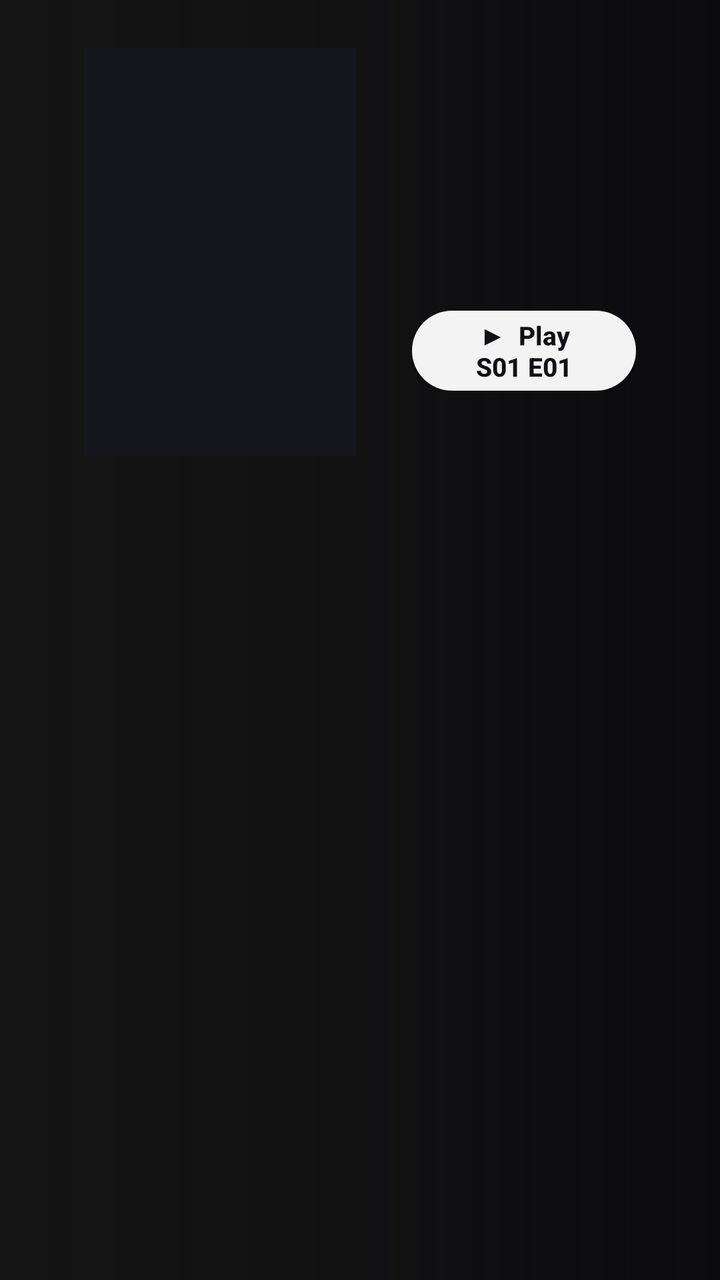
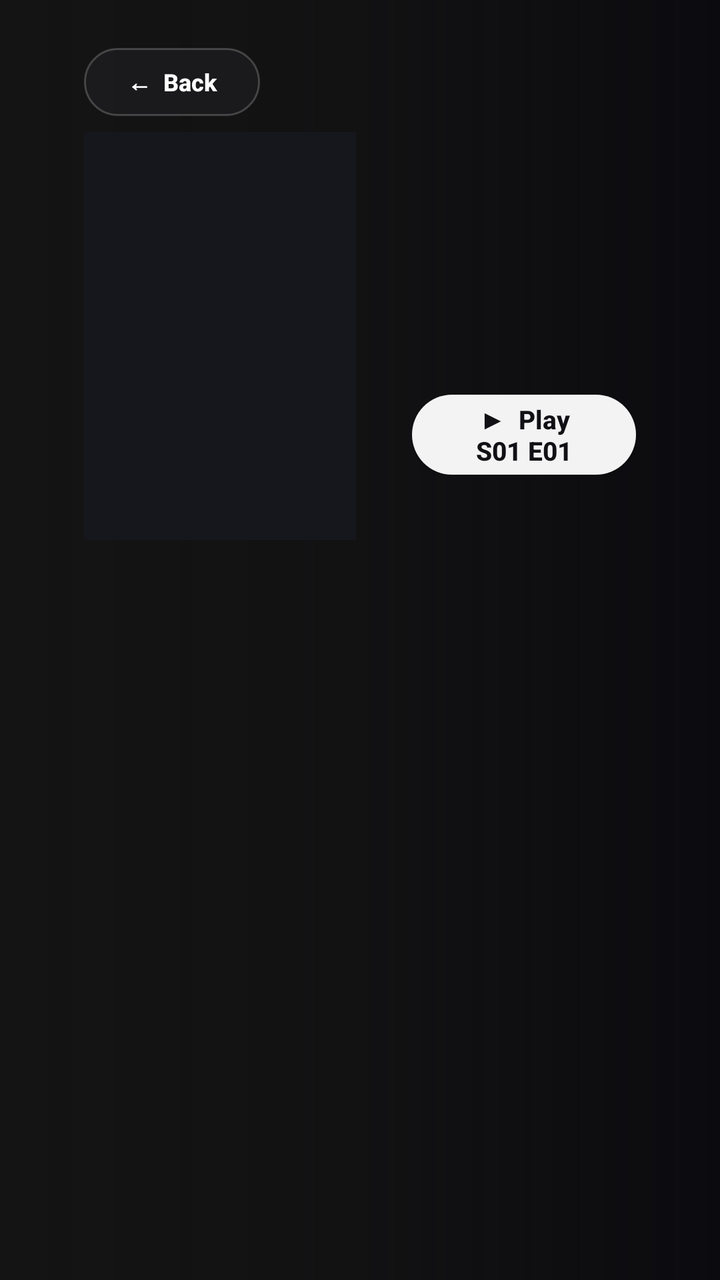

Compare the two renders of this Android layout. The source of the first and the diff that turns it into the second are given below.
<!-- AndroidManifest.xml: application theme Theme.PixelStreamer -->
<!-- res/layout/activity_show_detail.xml -->
<?xml version="1.0" encoding="utf-8"?>
<FrameLayout xmlns:android="http://schemas.android.com/apk/res/android"
    android:layout_width="match_parent"
    android:layout_height="match_parent"
    android:background="#0B0B0F">

    <ImageView
        android:id="@+id/showBackdrop"
        android:layout_width="match_parent"
        android:layout_height="match_parent"
        android:contentDescription="@null"
        android:scaleType="centerCrop" />

    <View
        android:layout_width="match_parent"
        android:layout_height="match_parent"
        android:background="#BD0B0B0F" />

    <View
        android:layout_width="match_parent"
        android:layout_height="match_parent"
        android:background="@drawable/bg_hero_gradient_horizontal" />

    <LinearLayout
        android:layout_width="match_parent"
        android:layout_height="match_parent"
        android:orientation="vertical"
        android:paddingStart="42dp"
        android:paddingTop="24dp"
        android:paddingEnd="42dp"
        android:paddingBottom="22dp">

        
        <LinearLayout
            android:layout_width="match_parent"
            android:layout_height="wrap_content"
            android:gravity="center_vertical"
            android:orientation="horizontal">

            <ImageView
                android:id="@+id/showPoster"
                android:layout_width="136dp"
                android:layout_height="204dp"
                android:background="@color/nf_surface"
                android:contentDescription="@null"
                android:foreground="@drawable/bg_card_focus_frame"
                android:scaleType="centerCrop" />

            <LinearLayout
                android:layout_width="0dp"
                android:layout_height="wrap_content"
                android:layout_marginStart="28dp"
                android:layout_weight="1"
                android:orientation="vertical">

                <ImageView
                    android:id="@+id/showTitleLogo"
                    android:layout_width="360dp"
                    android:layout_height="74dp"
                    android:layout_marginBottom="4dp"
                    android:adjustViewBounds="true"
                    android:contentDescription="@null"
                    android:scaleType="fitStart"
                    android:visibility="gone" />

                <TextView
                    android:id="@+id/showTitle"
                    android:layout_width="match_parent"
                    android:layout_height="wrap_content"
                    android:fontFamily="@font/pixel_bold"
                    android:textColor="#FFFFFF"
                    android:textSize="28sp" />

                <TextView
                    android:id="@+id/showMeta"
                    android:layout_width="match_parent"
                    android:layout_height="wrap_content"
                    android:layout_marginTop="4dp"
                    android:textColor="#46D369"
                    android:textSize="13sp"
                    android:textStyle="bold" />

                <TextView
                    android:id="@+id/showOverview"
                    android:layout_width="620dp"
                    android:layout_height="wrap_content"
                    android:layout_marginTop="8dp"
                    android:ellipsize="end"
                    android:lineSpacingMultiplier="1.15"
                    android:maxLines="3"
                    android:textColor="#B8B8C0"
                    android:textSize="13sp" />

                <LinearLayout
                    android:layout_width="wrap_content"
                    android:layout_height="wrap_content"
                    android:layout_marginTop="14dp"
                    android:orientation="horizontal">

                    <Button
                        android:id="@+id/btnShowPlayNext"
                        android:layout_width="wrap_content"
                        android:layout_height="40dp"
                        android:background="@drawable/bg_pill_white"
                        android:focusable="true"
                        android:paddingStart="22dp"
                        android:paddingEnd="22dp"
                        android:text="▶  Play S01 E01"
                        android:textAllCaps="false"
                        android:textColor="#111115"
                        android:textSize="13sp"
                        android:textStyle="bold" />

                    <Button
                        android:id="@+id/btnShowFix"
                        android:layout_width="wrap_content"
                        android:layout_height="40dp"
                        android:layout_marginStart="10dp"
                        android:background="@drawable/bg_pill_glass"
                        android:focusable="true"
                        android:paddingStart="16dp"
                        android:paddingEnd="16dp"
                        android:text="✎  Fix Show Art"
                        android:textAllCaps="false"
                        android:textColor="#FFFFFF"
                        android:textSize="13sp" />
                </LinearLayout>
            </LinearLayout>
        </LinearLayout>

        
        <androidx.recyclerview.widget.RecyclerView
            android:id="@+id/seasonsRecycler"
            android:layout_width="match_parent"
            android:layout_height="wrap_content"
            android:layout_marginTop="16dp"
            android:layout_marginBottom="10dp" />

        
        <androidx.recyclerview.widget.RecyclerView
            android:id="@+id/episodesRecycler"
            android:layout_width="match_parent"
            android:layout_height="0dp"
            android:layout_weight="1" />
    </LinearLayout>
</FrameLayout>
<!-- resources referenced by this layout -->
<resources>
  <color name="nf_surface">#16161D</color>
  <!-- drawable bg_card_focus_frame (drawable) -->
  <?xml version="1.0" encoding="utf-8"?>
  <selector xmlns:android="http://schemas.android.com/apk/res/android">
      <item android:state_focused="true">
          <shape android:shape="rectangle">
              <solid android:color="@android:color/transparent" />
              <corners android:radius="8dp" />
              <stroke android:width="3dp" android:color="#FFFFFF" />
          </shape>
      </item>
      <item>
          <shape android:shape="rectangle">
              <solid android:color="@android:color/transparent" />
              <corners android:radius="8dp" />
              <stroke android:width="1dp" android:color="#22FFFFFF" />
          </shape>
      </item>
  </selector>
  <!-- drawable bg_hero_gradient_horizontal (drawable) -->
  <?xml version="1.0" encoding="utf-8"?>
  <shape xmlns:android="http://schemas.android.com/apk/res/android" android:shape="rectangle">
      <gradient
          android:angle="0"
          android:startColor="#F5141414"
          android:centerColor="#B0141414"
          android:endColor="#00141414" />
  </shape>
  <!-- drawable bg_pill_glass (drawable) -->
  <?xml version="1.0" encoding="utf-8"?>
  <selector xmlns:android="http://schemas.android.com/apk/res/android">
      <item android:state_focused="true">
          <shape android:shape="rectangle">
              <solid android:color="#66FFFFFF" />
              <corners android:radius="22dp" />
              <stroke android:width="2dp" android:color="#FFFFFF" />
          </shape>
      </item>
      <item>
          <shape android:shape="rectangle">
              <solid android:color="#4D2C2C32" />
              <corners android:radius="22dp" />
              <stroke android:width="1dp" android:color="#33FFFFFF" />
          </shape>
      </item>
  </selector>
  <!-- drawable bg_pill_white (drawable) -->
  <?xml version="1.0" encoding="utf-8"?>
  <selector xmlns:android="http://schemas.android.com/apk/res/android">
      <item android:state_focused="true">
          <shape android:shape="rectangle">
              <solid android:color="#FFFFFF" />
              <corners android:radius="22dp" />
              <stroke android:width="3dp" android:color="#00E5A3" />
          </shape>
      </item>
      <item>
          <shape android:shape="rectangle">
              <solid android:color="#F2FFFFFF" />
              <corners android:radius="22dp" />
          </shape>
      </item>
  </selector>
  <style name="Theme.PixelStreamer" parent="Theme.AppCompat.NoActionBar">
          <item name="android:windowBackground">@color/nf_bg</item>
          <item name="android:colorBackground">@color/nf_bg</item>
          <item name="colorPrimary">@color/ps_accent</item>
          <item name="colorPrimaryDark">@color/nf_bg</item>
          <item name="colorAccent">@color/ps_accent</item>
          <item name="android:textColorPrimary">@color/nf_text_primary</item>
          <item name="android:textColorSecondary">@color/nf_text_secondary</item>
          <item name="android:windowOverscan">true</item>
      </style>
  <color name="nf_bg">#0B0B0F</color>
  <color name="ps_accent">#00E5A3</color>
  <color name="nf_text_primary">#FFFFFF</color>
  <color name="nf_text_secondary">#B3B3C0</color>
</resources>

<!-- the commit's change to res/layout/activity_show_detail.xml (unified diff, before → after) -->
@@ -29,6 +29,28 @@
         android:paddingTop="24dp"
         android:paddingEnd="42dp"
         android:paddingBottom="22dp">
+
+        <LinearLayout
+            android:layout_width="match_parent"
+            android:layout_height="wrap_content"
+            android:gravity="center_vertical"
+            android:orientation="horizontal"
+            android:paddingBottom="8dp">
+
+            <Button
+                android:id="@+id/btnShowBack"
+                android:layout_width="wrap_content"
+                android:layout_height="34dp"
+                android:background="@drawable/bg_pill_glass"
+                android:focusable="true"
+                android:paddingStart="14dp"
+                android:paddingEnd="14dp"
+                android:text="←  Back"
+                android:textAllCaps="false"
+                android:textColor="#FFFFFF"
+                android:textSize="12sp"
+                android:textStyle="bold" />
+        </LinearLayout>
 
         
         <LinearLayout
